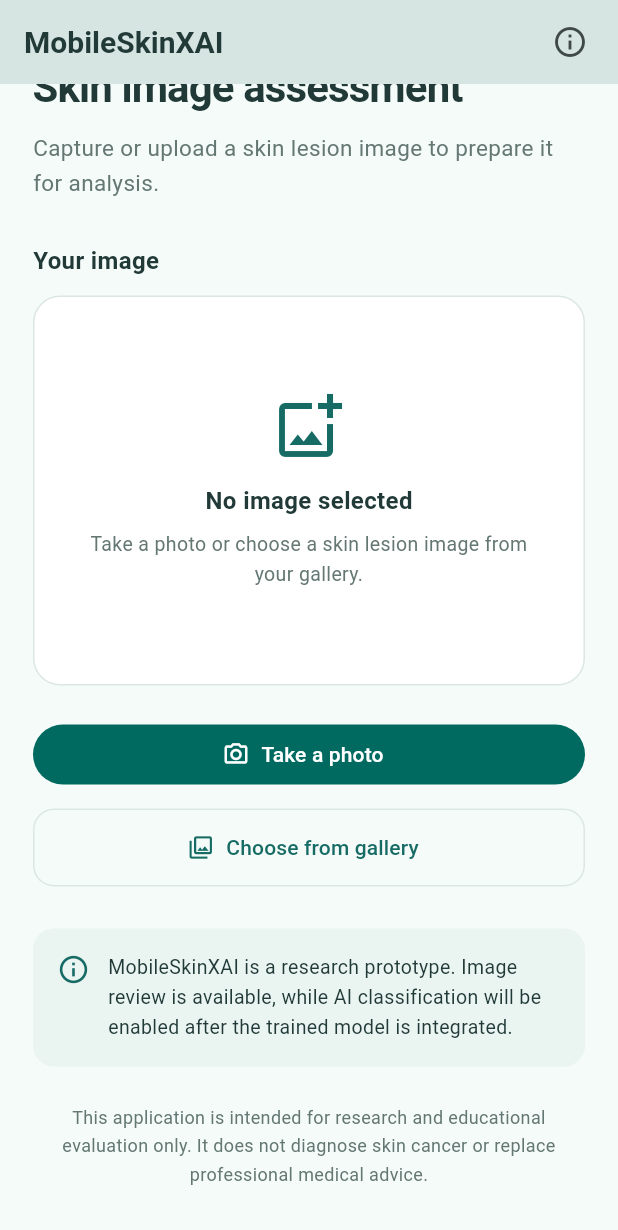
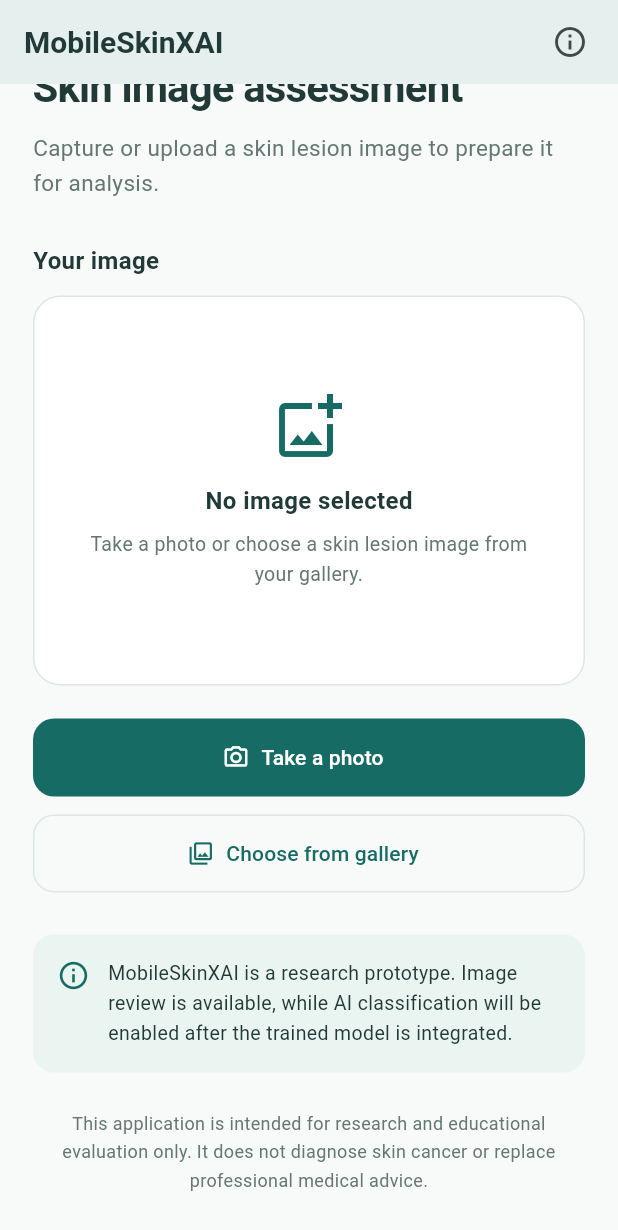
Before and after one commit to rinviriti/MobileSkinXAI, a Flutter app: the screen it shows after launch, scrolled down 88 dp, on a phone screen of 412 x 824 dp. Shown: the top 1230 px of the screen. Run offline on Flutter 3.47's test engine with Material 3 defaults, Android fonts, the phone set to English and light mode, and no system bars; our stand-ins replace image_picker; missing offline and left inert: tflite_flutter.

Commit message:
style: refine app theme and improve classifier logging

```diff
--- a/app/flutter/lib/main.dart
+++ b/app/flutter/lib/main.dart
@@ -1,10 +1,8 @@
 import 'package:flutter/material.dart';
-
 import 'screens/home_screen.dart';
 
 void main() {
   WidgetsFlutterBinding.ensureInitialized();
-
   runApp(const MobileSkinXAIApp());
 }
 
@@ -13,10 +11,33 @@ class MobileSkinXAIApp extends StatelessWidget {
 
   @override
   Widget build(BuildContext context) {
+    const primaryColor = Color(0xFF176B65);
+
     return MaterialApp(
       debugShowCheckedModeBanner: false,
       title: 'MobileSkinXAI',
-      theme: ThemeData(useMaterial3: true, colorSchemeSeed: Colors.teal),
+      theme: ThemeData(
+        useMaterial3: true,
+        scaffoldBackgroundColor: const Color(0xFFF8FAF9),
+        colorScheme: ColorScheme.fromSeed(
+          seedColor: primaryColor,
+          primary: primaryColor,
+          surface: Colors.white,
+        ),
+        appBarTheme: const AppBarTheme(
+          backgroundColor: Color(0xFFF8FAF9),
+          elevation: 0,
+          centerTitle: false,
+        ),
+        filledButtonTheme: FilledButtonThemeData(
+          style: FilledButton.styleFrom(
+            minimumSize: const Size.fromHeight(52),
+            shape: RoundedRectangleBorder(
+              borderRadius: BorderRadius.circular(14),
+            ),
+          ),
+        ),
+      ),
       home: const HomeScreen(),
     );
   }
```
Also changed, not shown: app/flutter/lib/services/skin_classifier.dart (+5 -4 lines).
